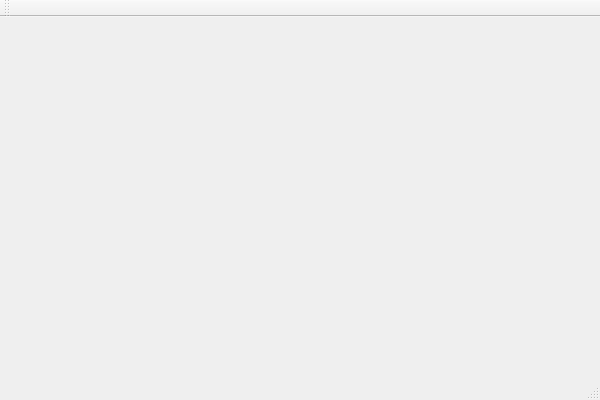
This is vba2b/vba2/mainwindow.ui in LingYunZhi/gbxemu as Qt 5 draws it before an edit. The edited form follows.
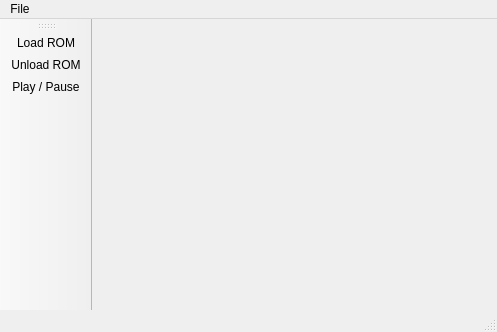
This is the edited form. Icons and pictures are not drawn.

What changed in the file:
```diff
--- a/vba2b/vba2/mainwindow.ui
+++ b/vba2b/vba2/mainwindow.ui
@@ -1,24 +1,100 @@
 <ui version="4.0">
  <class>MainWindow</class>
- <widget class="QMainWindow" name="MainWindow" >
-  <property name="geometry" >
+ <widget class="QMainWindow" name="MainWindow">
+  <property name="geometry">
    <rect>
     <x>0</x>
     <y>0</y>
-    <width>600</width>
-    <height>400</height>
+    <width>497</width>
+    <height>332</height>
    </rect>
   </property>
   <property name="windowTitle" >
    <string>MainWindow</string>
   </property>
-  <widget class="QMenuBar" name="menuBar" />
-  <widget class="QToolBar" name="mainToolBar" />
-  <widget class="QWidget" name="centralWidget" />
-  <widget class="QStatusBar" name="statusBar" />
+  <widget class="QWidget" name="centralWidget"/>
+  <widget class="QStatusBar" name="statusBar"/>
+  <widget class="QToolBar" name="toolBar">
+   <property name="minimumSize">
+    <size>
+     <width>0</width>
+     <height>0</height>
+    </size>
+   </property>
+   <property name="windowTitle">
+    <string>toolBar</string>
+   </property>
+   <property name="iconSize">
+    <size>
+     <width>32</width>
+     <height>32</height>
+    </size>
+   </property>
+   <property name="toolButtonStyle">
+    <enum>Qt::ToolButtonTextUnderIcon</enum>
+   </property>
+   <attribute name="toolBarArea">
+    <enum>LeftToolBarArea</enum>
+   </attribute>
+   <attribute name="toolBarBreak">
+    <bool>false</bool>
+   </attribute>
+   <addaction name="actionLoad_ROM"/>
+   <addaction name="actionUnload_ROM"/>
+   <addaction name="actionPlay_Pause"/>
+  </widget>
+  <widget class="QMenuBar" name="menuBar">
+   <property name="geometry">
+    <rect>
+     <x>0</x>
+     <y>0</y>
+     <width>497</width>
+     <height>22</height>
+    </rect>
+   </property>
+   <widget class="QMenu" name="menuFile">
+    <property name="title">
+     <string>File</string>
+    </property>
+    <addaction name="actionLoad_ROM"/>
+    <addaction name="actionUnload_ROM"/>
+   </widget>
+   <addaction name="menuFile"/>
+  </widget>
+  <action name="actionLoad_ROM">
+   <property name="icon">
+    <iconset>
+     <normaloff>:/MainWindow/loadCartridge.png</normaloff>:/MainWindow/loadCartridge.png</iconset>
+   </property>
+   <property name="text">
+    <string>Load ROM...</string>
+   </property>
+   <property name="shortcut">
+    <string>Ctrl+O</string>
+   </property>
+  </action>
+  <action name="actionUnload_ROM">
+   <property name="icon">
+    <iconset>
+     <normaloff>:/MainWindow/unloadCartridge.png</normaloff>:/MainWindow/unloadCartridge.png</iconset>
+   </property>
+   <property name="text">
+    <string>Unload ROM</string>
+   </property>
+   <property name="shortcut">
+    <string>Ctrl+C</string>
+   </property>
+  </action>
+  <action name="actionPlay_Pause">
+   <property name="text">
+    <string>Play / Pause</string>
+   </property>
+   <property name="shortcut">
+    <string>Ctrl+P</string>
+   </property>
+  </action>
  </widget>
- <layoutDefault spacing="6" margin="11" />
- <pixmapfunction></pixmapfunction>
+ <layoutdefault spacing="6" margin="11"/>
  <resources/>
  <connections/>
 </ui>
```
Left out of the diff: 3 changed lines with no effect on the pictures.
